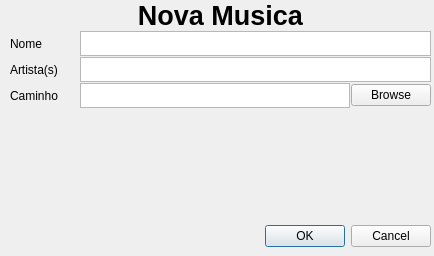
AlexFMM/mp3Player, file addmusicform.ui: the form before one commit.
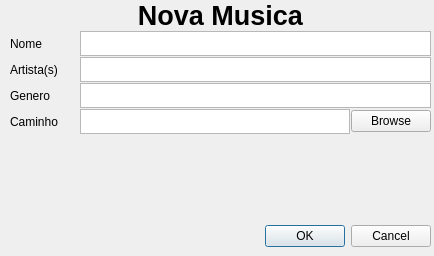
The form after the commit.

What changed in the file:
```diff
--- a/addmusicform.ui
+++ b/addmusicform.ui
@@ -41,7 +41,7 @@
      <height>221</height>
     </rect>
    </property>
-   <layout class="QVBoxLayout" name="verticalLayout" stretch="1,1,1,1">
+   <layout class="QVBoxLayout" name="verticalLayout" stretch="1,1,1,1,1">
     <property name="spacing">
      <number>1</number>
     </property>
@@ -177,6 +177,51 @@
       </item>
      </layout>
     </item>
+    <item>
+     <layout class="QHBoxLayout" name="horizontalLayout_6" stretch="1,5">
+      <item>
+       <widget class="QLabel" name="label_6">
+        <property name="enabled">
+         <bool>true</bool>
+        </property>
+        <property name="minimumSize">
+         <size>
+          <width>69</width>
+          <height>0</height>
+         </size>
+        </property>
+        <property name="maximumSize">
+         <size>
+          <width>69</width>
+          <height>75</height>
+         </size>
+        </property>
+        <property name="text">
+         <string>Genero</string>
+        </property>
+       </widget>
+      </item>
+      <item>
+       <widget class="QTextEdit" name="nome_3">
+        <property name="minimumSize">
+         <size>
+          <width>0</width>
+          <height>25</height>
+         </size>
+        </property>
+        <property name="maximumSize">
+         <size>
+          <width>16777215</width>
+          <height>25</height>
+         </size>
+        </property>
+        <property name="tabChangesFocus">
+         <bool>true</bool>
+        </property>
+       </widget>
+      </item>
+     </layout>
+    </item>
     <item>
      <layout class="QHBoxLayout" name="horizontalLayout_4" stretch="1,4,1">
       <item>
```
